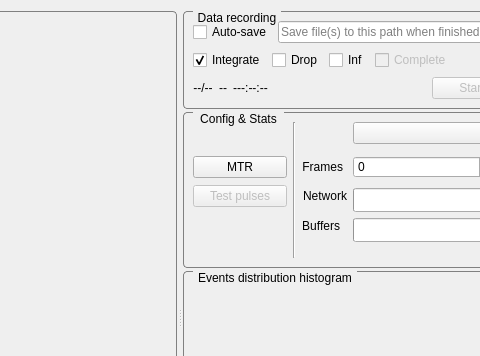
The window that SpidrMpx3Eq/qcstmglvisualization.ui (navrit/dexter) describes before a commit, drawn with Qt 5; both pictures show x 544 to 1024 and y 0 to 356 of the 1249 by 634 pixel window.
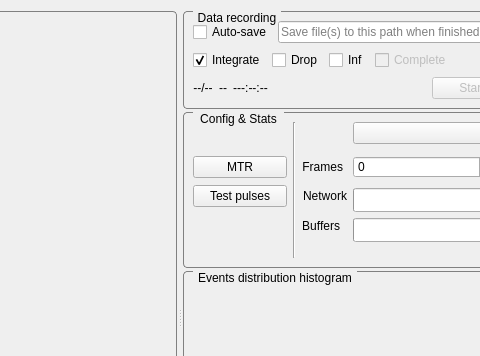
The same window after the commit. Custom widgets are drawn as their Qt base class.

```diff
--- a/SpidrMpx3Eq/qcstmglvisualization.ui
+++ b/SpidrMpx3Eq/qcstmglvisualization.ui
@@ -723,7 +723,7 @@
             <item row="4" column="0">
              <widget class="QPushButton" name="testPulsesPushButton">
               <property name="enabled">
-               <bool>false</bool>
+               <bool>true</bool>
               </property>
               <property name="minimumSize">
                <size>
```
